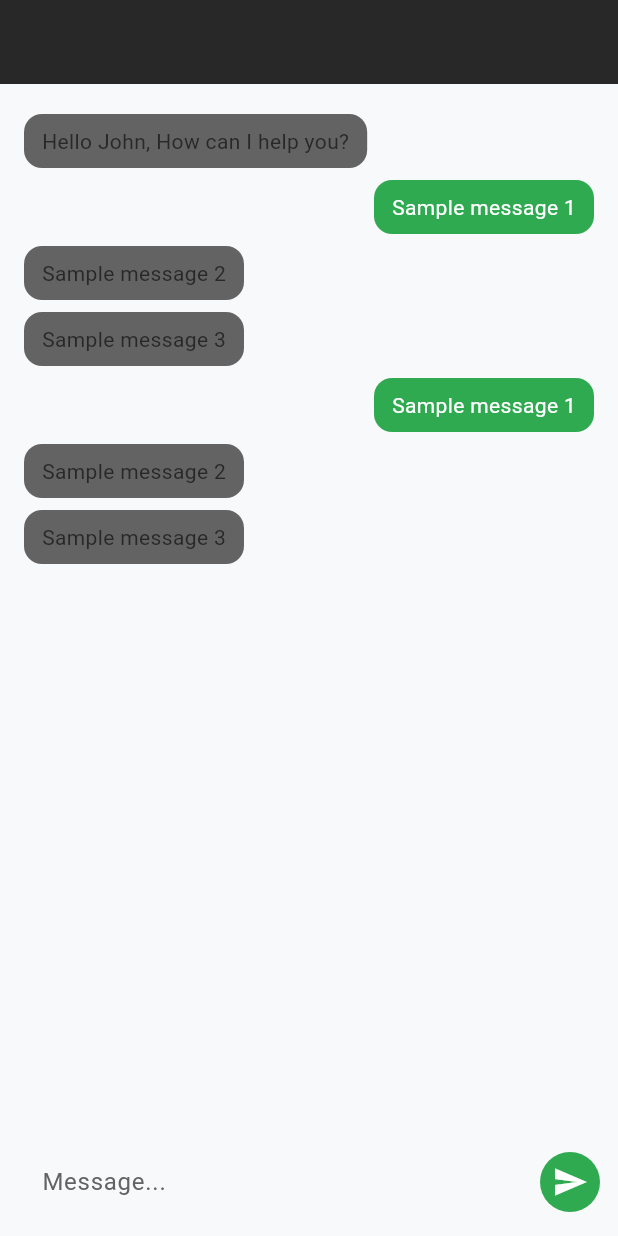
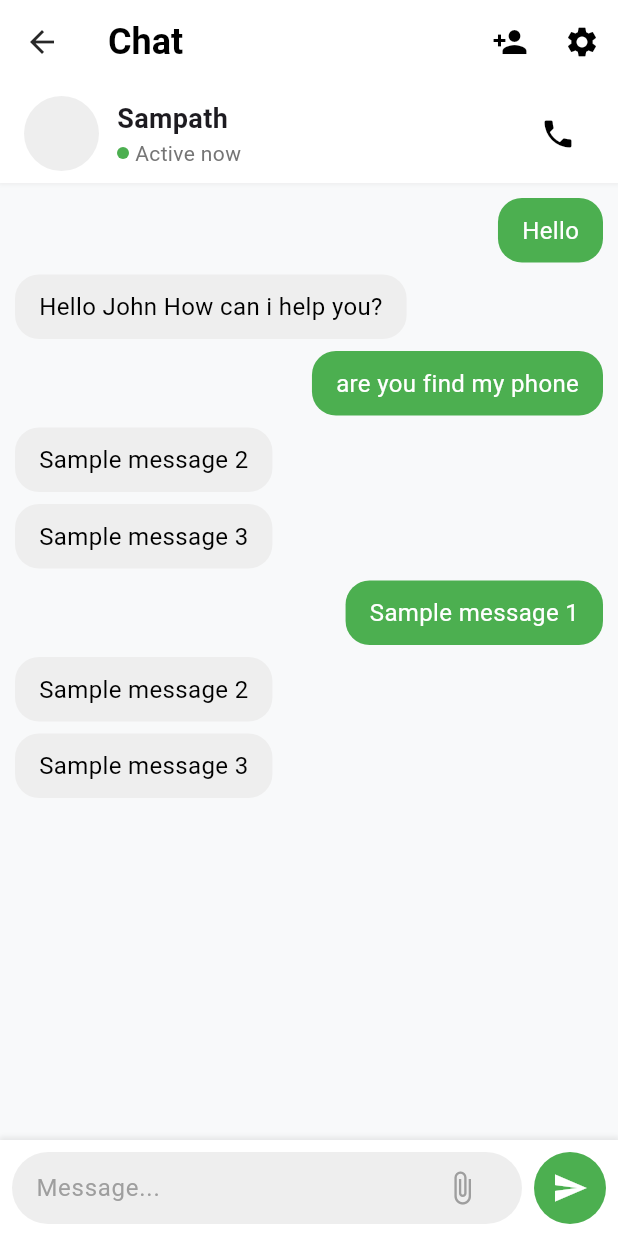
Before and after one commit to dushaDev/NSBMFindX, a Flutter app: the ChatPage screen opened directly, on a phone screen of 412 x 824 dp. Run offline on Flutter 3.47's test engine with Material 3 defaults, Android fonts, the phone set to English and light mode, and no system bars; our stand-ins replace cached_network_image, cloud_firestore, cloud_functions, firebase_auth, firebase_core, firebase_storage and 7 more; missing offline and left inert: flutter_email_sender, google_mlkit_image_labeling, google_mlkit_text_recognition; accounts and stored records are empty; statements that could not run were skipped.

Commit message:
feat: New Chat page design created for recent page named chat_page.dart

```diff
--- a/lib/chat_page.dart
+++ b/lib/chat_page.dart
@@ -7,41 +7,202 @@ class ChatPage extends StatefulWidget {
   State<ChatPage> createState() => _ChatPageState();
 }
 
+class Message {
+  final String text;
+  final bool isSentByMe;
+  final String time;
+
+  Message({required this.text, required this.isSentByMe, required this.time});
+}
+
 class _ChatPageState extends State<ChatPage> {
   final TextEditingController _messageController = TextEditingController();
+  String _contactName = 'Sampath';
+  final List<Message> _messages = [
+    Message(text: "Hello", isSentByMe: true, time: "9:41"),
+    Message(
+      text: "Hello John How can i help you?",
+      isSentByMe: false,
+      time: "9:42",
+    ),
+    Message(text: "are you find my phone", isSentByMe: true, time: "9:43"),
+    Message(text: "Sample message 2", isSentByMe: false, time: "9:44"),
+    Message(text: "Sample message 3", isSentByMe: false, time: "9:45"),
+    Message(text: "Sample message 1", isSentByMe: true, time: "9:46"),
+    Message(text: "Sample message 2", isSentByMe: false, time: "9:47"),
+    Message(text: "Sample message 3", isSentByMe: false, time: "9:48"),
+  ];
+
+  @override
+  void dispose() {
+    _messageController.dispose();
+    super.dispose();
+  }
+
+  void _sendMessage() {
+    if (_messageController.text.trim().isNotEmpty) {
+      setState(() {
+        _messages.add(
+          Message(
+            text: _messageController.text,
+            isSentByMe: true,
+            time: "${DateTime.now().hour}:${DateTime.now().minute}",
+          ),
+        );
+      });
+      _messageController.clear();
+    }
+  }
 
   @override
   Widget build(BuildContext context) {
-    final ColorScheme colorScheme = Theme.of(context).colorScheme;
-
     return Scaffold(
       appBar: AppBar(
-        backgroundColor: colorScheme.onSurface,
+        backgroundColor: Colors.white,
         elevation: 0,
-        automaticallyImplyLeading: false,
-        title: const Text(
-          'Chat',
-          style: TextStyle(fontSize: 20, fontWeight: FontWeight.bold),
+        title: Row(
+          children: [
+            Text(
+              "Chat",
+              style: TextStyle(
+                color: Colors.black,
+                fontSize: 24,
+                fontWeight: FontWeight.bold,
               ),
+            ),
+          ],
+        ),
+        actions: [
+          IconButton(
+            icon: Icon(Icons.person_add, color: Colors.black),
+            onPressed: () {},
+          ),
+          IconButton(
+            icon: Icon(Icons.settings, color: Colors.black),
+            onPressed: () {},
+          ),
+        ],
       ),
       body: Column(
         children: [
+          // Contact info
+          Container(
+            padding: EdgeInsets.symmetric(horizontal: 16, vertical: 8),
+            decoration: BoxDecoration(
+              color: Colors.white,
+              boxShadow: [
+                BoxShadow(
+                  color: Colors.grey.withOpacity(0.1),
+                  spreadRadius: 1,
+                  blurRadius: 1,
+                ),
+              ],
+            ),
+            child: Row(
+              children: [
+                CircleAvatar(radius: 25, backgroundColor: Colors.grey[200]),
+                SizedBox(width: 12),
                 Expanded(
-            child: ListView(
-              padding: const EdgeInsets.all(16),
+                  child: Column(
+                    crossAxisAlignment: CrossAxisAlignment.start,
                     children: [
-                _buildReceiverMessage("Hello John, How can I help you?", colorScheme),
-                _buildSenderMessage("Sample message 1", colorScheme),
-                _buildReceiverMessage("Sample message 2", colorScheme),
-                _buildReceiverMessage("Sample message 3", colorScheme),
-                _buildSenderMessage("Sample message 1", colorScheme),
-                _buildReceiverMessage("Sample message 2", colorScheme),
-                _buildReceiverMessage("Sample message 3", colorScheme),
+                      Text(
+                        _contactName,
+                        style: TextStyle(
+                          fontWeight: FontWeight.bold,
+                          fontSize: 18,
+                        ),
+                      ),
+                      Row(
+                        children: [
+                          Container(
+                            width: 8,
+                            height: 8,
+                            decoration: BoxDecoration(
+                              color: Colors.green,
+                              shape: BoxShape.circle,
+                            ),
+                          ),
+                          SizedBox(width: 4),
+                          Text(
+                            "Active now",
+                            style: TextStyle(
+                              color: Colors.grey[600],
+                              fontSize: 14,
+                            ),
+                          ),
+                        ],
+                      ),
                     ],
                   ),
                 ),
-          Padding(
-            padding: const EdgeInsets.symmetric(horizontal: 12.0, vertical: 8.0),
+                IconButton(
+                  icon: Icon(Icons.phone, color: Colors.black),
+                  onPressed: () {},
+                ),
+              ],
+            ),
+          ),
+
+          // Chat messages
+          Expanded(
+            child: ListView.builder(
+              padding: EdgeInsets.symmetric(horizontal: 10, vertical: 10),
+              itemCount: _messages.length,
+              itemBuilder: (context, index) {
+                final message = _messages[index];
+                return Align(
+                  alignment: message.isSentByMe
+                      ? Alignment.centerRight
+                      : Alignment.centerLeft,
+                  child: Container(
+                    margin: EdgeInsets.only(
+                      bottom: 8,
+                      left: message.isSentByMe ? 80 : 0,
+                      right: message.isSentByMe ? 0 : 80,
+                    ),
+                    padding: EdgeInsets.symmetric(horizontal: 16, vertical: 10),
+                    decoration: BoxDecoration(
+                      color:
+                          message.isSentByMe ? Colors.green : Colors.grey[200],
+                      borderRadius: BorderRadius.circular(16),
+                    ),
+                    child: Text(
+                      message.text,
+                      style: TextStyle(
+                        color: message.isSentByMe ? Colors.white : Colors.black,
+                        fontSize: 16,
+                      ),
+                    ),
+                  ),
+                );
+              },
+            ),
+          ),
+
+          // Message input area
+          Container(
+            padding: EdgeInsets.symmetric(horizontal: 8, vertical: 8),
+            decoration: BoxDecoration(
+              color: Colors.white,
+              boxShadow: [
+                BoxShadow(
+                  color: Colors.grey.withOpacity(0.2),
+                  spreadRadius: 1,
+                  blurRadius: 2,
+                  offset: Offset(0, -1),
+                ),
+              ],
+            ),
+            child: Row(
+              children: [
+                Expanded(
+                  child: Container(
+                    padding: EdgeInsets.symmetric(horizontal: 16),
+                    decoration: BoxDecoration(
+                      color: Colors.grey[200],
+                      borderRadius: BorderRadius.circular(25),
+                    ),
                     child: Row(
                       children: [
                         Expanded(
@@ -49,23 +210,31 @@ class _ChatPageState extends State<ChatPage> {
                             controller: _messageController,
                             decoration: InputDecoration(
                               hintText: "Message...",
-                      fillColor: colorScheme.surface,
-                      filled: true,
-                      border: OutlineInputBorder(
-                        borderRadius: BorderRadius.circular(20),
-                        borderSide: BorderSide.none,
+                              border: InputBorder.none,
+                              hintStyle: TextStyle(color: Colors.grey[500]),
                             ),
                           ),
                         ),
+                        IconButton(
+                          icon: Icon(
+                            Icons.attach_file,
+                            color: Colors.grey[500],
                           ),
-                const SizedBox(width: 8),
-                CircleAvatar(
-                  backgroundColor: colorScheme.primary,
+                          onPressed: () {},
+                        ),
+                      ],
+                    ),
+                  ),
+                ),
+                SizedBox(width: 8),
+                Container(
+                  decoration: BoxDecoration(
+                    color: Colors.green,
+                    shape: BoxShape.circle,
+                  ),
                   child: IconButton(
-                    icon: const Icon(Icons.send, color: Colors.white),
-                    onPressed: () {
-                      // Handle send
-                    },
+                    icon: Icon(Icons.send, color: Colors.white),
+                    onPressed: _sendMessage,
                   ),
                 ),
               ],
@@ -75,40 +244,4 @@ class _ChatPageState extends State<ChatPage> {
       ),
     );
   }
-
-  Widget _buildSenderMessage(String message, ColorScheme colorScheme) {
-    return Align(
-      alignment: Alignment.centerRight,
-      child: Container(
-        margin: const EdgeInsets.symmetric(vertical: 4),
-        padding: const EdgeInsets.symmetric(horizontal: 12, vertical: 8),
-        decoration: BoxDecoration(
-          color: colorScheme.primary,
-          borderRadius: BorderRadius.circular(12),
-        ),
-        child: Text(
-          message,
-          style: const TextStyle(color: Colors.white),
-        ),
-      ),
-    );
 }
-
-  Widget _buildReceiverMessage(String message, ColorScheme colorScheme) {
-    return Align(
-      alignment: Alignment.centerLeft,
-      child: Container(
-        margin: const EdgeInsets.symmetric(vertical: 4),
-        padding: const EdgeInsets.symmetric(horizontal: 12, vertical: 8),
-        decoration: BoxDecoration(
-          color: colorScheme.onSurfaceVariant,
-          borderRadius: BorderRadius.circular(12),
-        ),
-        child: Text(
-          message,
-          style: TextStyle(color: colorScheme.onSurface),
-        ),
-      ),
-    );
-  }
-}
```
Also changed, not shown: pubspec.lock, 131 other files. Lines whose indentation alone changed are shown as unchanged.
